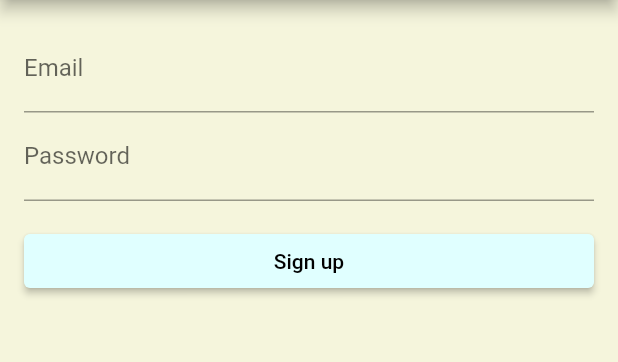
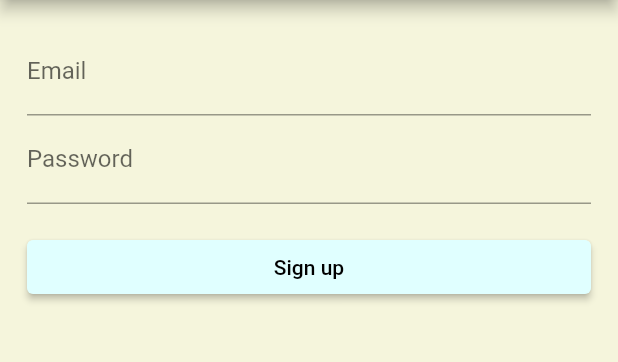
Before and after one commit to Odialko/flutter_deep_dive, a Flutter app: the LoginScreen screen opened by its route, after a tap on "Not registered", on a phone screen of 412 x 824 dp, the part 84-446 px from its top. Run offline on Flutter 3.47's test engine with Material 2 defaults, Android fonts, the phone set to English and light mode, and no system bars; our stand-ins replace connectivity_plus, dio, firebase_auth, firebase_core, flutter_riverpod, flutter_zoom_drawer and 2 more; missing offline and left inert: rive_splash_screen; accounts and stored records are empty; network calls fail.

Commit message:
layout constants, l10n

```diff
--- a/lib/src/constants/layout_constants.dart
+++ b/lib/src/constants/layout_constants.dart
@@ -2,4 +2,7 @@ class LayoutConstants {
   LayoutConstants._();
 
   static const double mobileSidePadding = 18.0;
+  static const double widgetDeviationS = 18.0;
+  static const double widgetDeviationXS = 8.0;
+  static const double dividerHeight = 2.0;
 }
--- a/lib/src/ui/authentication/login_screen.dart
+++ b/lib/src/ui/authentication/login_screen.dart
@@ -1,5 +1,6 @@
 import 'package:flutter/material.dart';
 import 'package:flutter_deep_dive/generated/l10n.dart';
+import 'package:flutter_deep_dive/src/constants/constants.dart';
 import 'package:flutter_deep_dive/src/router/routes.dart';
 import 'package:flutter_deep_dive/src/ui/authentication/auth_store.dart';
 import 'package:flutter_riverpod/flutter_riverpod.dart';
@@ -20,7 +21,9 @@ class LoginScreen extends ConsumerWidget {
         title: Text(s.authentication_label),
       ),
       body: Padding(
-        padding: const EdgeInsets.all(16.0),
+        padding: const EdgeInsets.all(
+          LayoutConstants.widgetDeviationS,
+        ),
         child: Column(
           crossAxisAlignment: CrossAxisAlignment.stretch,
           children: [
@@ -33,21 +36,27 @@ class LoginScreen extends ConsumerWidget {
               decoration: InputDecoration(labelText: s.auth_pass),
               obscureText: true,
             ),
-            const SizedBox(height: 16.0),
+            const SizedBox(
+              height: LayoutConstants.widgetDeviationS,
+            ),
             ElevatedButton(
               onPressed: () {
                 authStore.login(emailController.text, passwordController.text);
               },
               child: Text(s.login_btn_label),
             ),
-            const SizedBox(height: 16.0),
+            const SizedBox(
+              height: LayoutConstants.widgetDeviationS,
+            ),
             ElevatedButton(
               onPressed: () {
                 context.goNamed(Routes.register);
               },
               child: Text(s.login_reg_nav),
             ),
-            const SizedBox(height: 16.0),
+            const SizedBox(
+              height: LayoutConstants.widgetDeviationS,
+            ),
             ElevatedButton(
               onPressed: () {
                 context.goNamed(Routes.resetPass);
--- a/lib/src/ui/authentication/register_screen.dart
+++ b/lib/src/ui/authentication/register_screen.dart
@@ -1,5 +1,6 @@
 import 'package:flutter/material.dart';
 import 'package:flutter_deep_dive/generated/l10n.dart';
+import 'package:flutter_deep_dive/src/constants/constants.dart';
 import 'package:flutter_deep_dive/src/ui/authentication/auth_store.dart';
 import 'package:flutter_riverpod/flutter_riverpod.dart';
 
@@ -18,7 +19,9 @@ class RegisterScreen extends ConsumerWidget {
         title: Text(s.authentication_label),
       ),
       body: Padding(
-        padding: const EdgeInsets.all(16.0),
+        padding: const EdgeInsets.all(
+          LayoutConstants.widgetDeviationS,
+        ),
         child: Column(
           crossAxisAlignment: CrossAxisAlignment.stretch,
           children: [
@@ -31,7 +34,9 @@ class RegisterScreen extends ConsumerWidget {
               decoration: InputDecoration(labelText: s.auth_pass),
               obscureText: true,
             ),
-            const SizedBox(height: 16.0),
+            const SizedBox(
+              height: LayoutConstants.widgetDeviationS,
+            ),
             ElevatedButton(
               onPressed: () {
                 authStore.registration(
--- a/lib/src/ui/common/full_screen_dialog.dart
+++ b/lib/src/ui/common/full_screen_dialog.dart
@@ -1,4 +1,5 @@
 import 'package:flutter/material.dart';
+import 'package:flutter_deep_dive/src/constants/constants.dart';
 import 'package:flutter_deep_dive/src/ui/flutter_deep_dive_theme.dart';
 
 class FDDFullScreenDialog {
@@ -12,7 +13,6 @@ class FDDFullScreenDialog {
     showGeneralDialog(
       context: context,
       barrierDismissible: false,
-      transitionDuration: const Duration(milliseconds: 500),
       transitionBuilder: (context, animation, secondaryAnimation, child) {
         return FadeTransition(
           opacity: animation,
@@ -29,7 +29,9 @@ class FDDFullScreenDialog {
             child: Container(
               width: MediaQuery.of(context).size.width,
               height: MediaQuery.of(context).size.height,
-              padding: const EdgeInsets.all(20),
+              padding: const EdgeInsets.all(
+                LayoutConstants.widgetDeviationS,
+              ),
               color: Colors.white,
               child: Center(
                 child: Column(
--- a/lib/src/ui/menu/menu_screen.dart
+++ b/lib/src/ui/menu/menu_screen.dart
@@ -1,5 +1,6 @@
 import 'package:flutter/material.dart';
 import 'package:flutter_deep_dive/generated/l10n.dart';
+import 'package:flutter_deep_dive/src/constants/constants.dart';
 import 'package:flutter_deep_dive/src/models/menu.dart';
 import 'package:flutter_deep_dive/src/ui/authentication/auth_store.dart';
 import 'package:flutter_deep_dive/src/ui/flutter_deep_dive_theme.dart';
@@ -41,7 +42,7 @@ class MenuScreen extends ConsumerWidget {
             ),
             Container(
               padding: const EdgeInsets.symmetric(
-                horizontal: 16,
+                horizontal: LayoutConstants.mobileSidePadding,
               ),
               width: MediaQuery.of(context).size.width,
               child: ElevatedButton(
```
Also changed, not shown: lib/l10n/intl_en_US.arb (+10 -0 lines), lib/src/ui/authentication/reset_password_screen.dart (+10 -3 lines), lib/src/ui/common/error/error_screen.dart (+8 -3 lines), lib/src/ui/common/pattern_list_tile.dart (+16 -6 lines), lib/generated/intl/messages_en_US.dart, lib/generated/l10n.dart.
